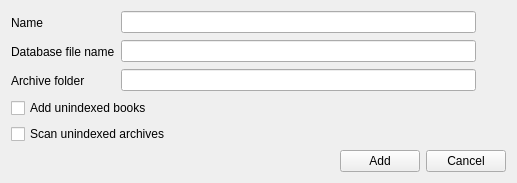
Old version of the form src/home/flibrary/gui/dialogs/AddCollectionDialog.ui in the repository heimdallr/books.
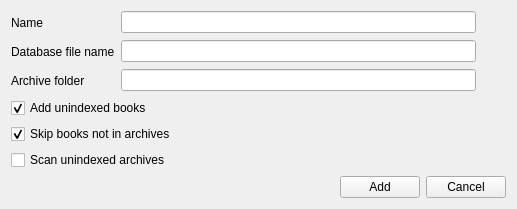
New version of the form. Icons and pictures are not drawn.

What changed in the file:
```diff
--- a/src/home/flibrary/gui/dialogs/AddCollectionDialog.ui
+++ b/src/home/flibrary/gui/dialogs/AddCollectionDialog.ui
@@ -10,7 +10,7 @@
     <x>0</x>
     <y>0</y>
     <width>517</width>
-    <height>182</height>
+    <height>201</height>
    </rect>
   </property>
   <property name="sizePolicy">
@@ -133,6 +133,19 @@
     <widget class="QCheckBox" name="checkBoxAddUnindexedBooks">
      <property name="text">
       <string>Add unindexed books</string>
+     </property>
+     <property name="checked">
+      <bool>true</bool>
+     </property>
+    </widget>
+   </item>
+   <item>
+    <widget class="QCheckBox" name="checkBoxSkipLostBooks">
+     <property name="text">
+      <string>Skip books not in archives</string>
+     </property>
+     <property name="checked">
+      <bool>true</bool>
      </property>
     </widget>
    </item>
```
Left out of the diff: 6 changed lines with no effect on the pictures.
